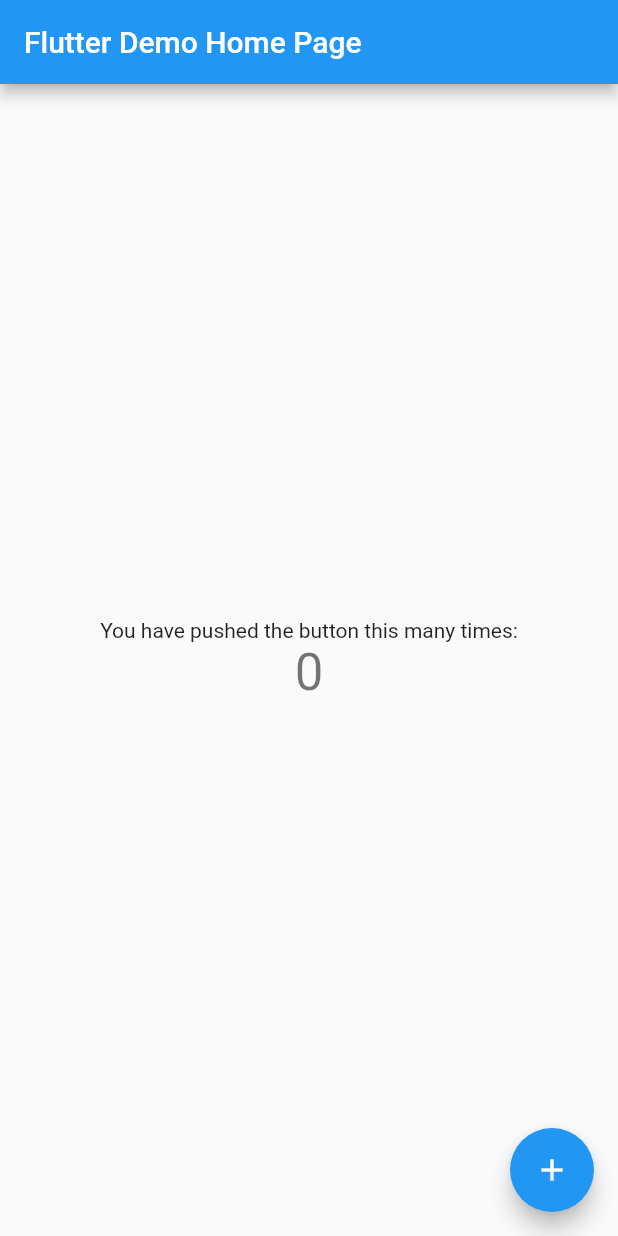
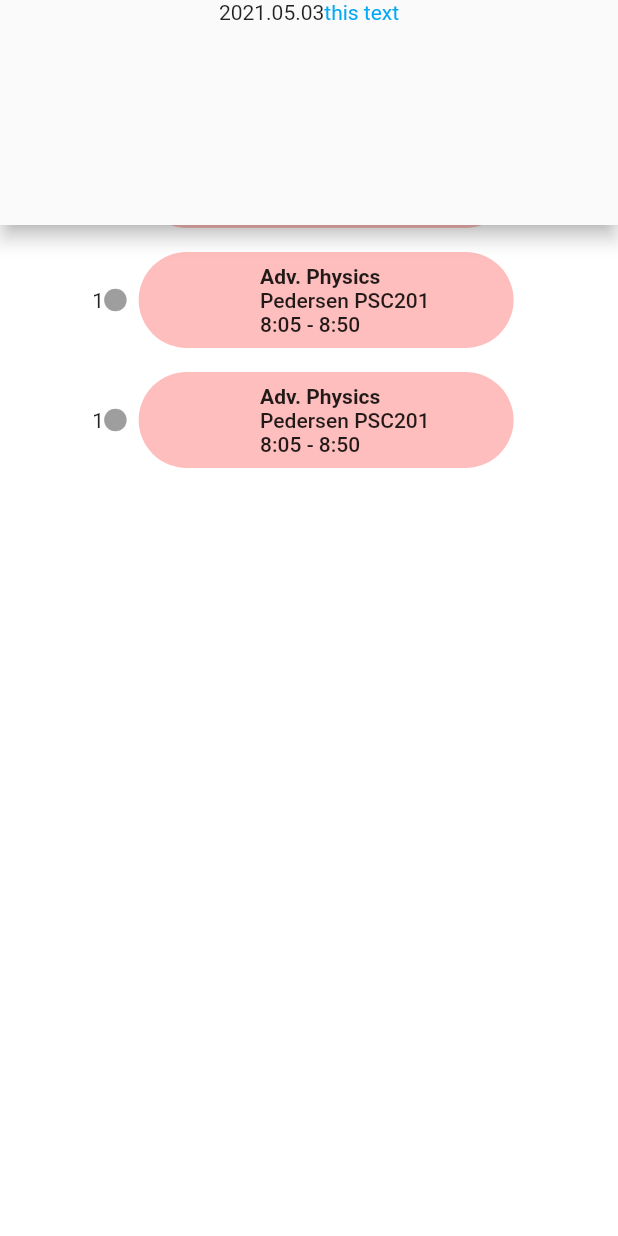
Before and after one commit to Seb-Park/My-Milton, a Flutter app: the screen it shows after launch, on a phone screen of 412 x 824 dp. Run offline on Flutter 3.47's test engine with Material 2 defaults, Android fonts, the phone set to English and light mode, and no system bars.

Commit message:
Refactor hideous schedule into screens.

```diff
--- a/my_milton/lib/main.dart
+++ b/my_milton/lib/main.dart
@@ -1,117 +1,23 @@
 import 'package:flutter/material.dart';
+import 'screens/schedule/schedule.dart';
+
+final Color darkBlue = Color.fromARGB(255, 18, 32, 47);
 
 void main() {
   runApp(MyApp());
 }
 
 class MyApp extends StatelessWidget {
-  // This widget is the root of your application.
   @override
   Widget build(BuildContext context) {
     return MaterialApp(
-      title: 'Flutter Demo',
-      theme: ThemeData(
-        // This is the theme of your application.
-        //
-        // Try running your application with "flutter run". You'll see the
-        // application has a blue toolbar. Then, without quitting the app, try
-        // changing the primarySwatch below to Colors.green and then invoke
-        // "hot reload" (press "r" in the console where you ran "flutter run",
-        // or simply save your changes to "hot reload" in a Flutter IDE).
-        // Notice that the counter didn't reset back to zero; the application
-        // is not restarted.
-        primarySwatch: Colors.blue,
-        // This makes the visual density adapt to the platform that you run
-        // the app on. For desktop platforms, the controls will be smaller and
-        // closer together (more dense) than on mobile platforms.
-        visualDensity: VisualDensity.adaptivePlatformDensity,
+      theme: ThemeData.light().copyWith(scaffoldBackgroundColor: Colors.white),
+      debugShowCheckedModeBanner: false,
+      home: Scaffold(
+        body: Center(
+          child: Schedule(),
+        ),
       ),
-      home: MyHomePage(title: 'Flutter Demo Home Page'),
     );
   }
 }
-
-class MyHomePage extends StatefulWidget {
-  MyHomePage({Key key, this.title}) : super(key: key);
-
-  // This widget is the home page of your application. It is stateful, meaning
-  // that it has a State object (defined below) that contains fields that affect
-  // how it looks.
-
-  // This class is the configuration for the state. It holds the values (in this
-  // case the title) provided by the parent (in this case the App widget) and
-  // used by the build method of the State. Fields in a Widget subclass are
-  // always marked "final".
-
-  final String title;
-
-  @override
-  _MyHomePageState createState() => _MyHomePageState();
-}
-
-class _MyHomePageState extends State<MyHomePage> {
-  int _counter = 0;
-
-  void _incrementCounter() {
-    setState(() {
-      // This call to setState tells the Flutter framework that something has
-      // changed in this State, which causes it to rerun the build method below
-      // so that the display can reflect the updated values. If we changed
-      // _counter without calling setState(), then the build method would not be
-      // called again, and so nothing would appear to happen.
-      _counter++;
-    });
-  }
-
-  @override
-  Widget build(BuildContext context) {
-    // This method is rerun every time setState is called, for instance as done
-    // by the _incrementCounter method above.
-    //
-    // The Flutter framework has been optimized to make rerunning build methods
-    // fast, so that you can just rebuild anything that needs updating rather
-    // than having to individually change instances of widgets.
-    return Scaffold(
-      appBar: AppBar(
-        // Here we take the value from the MyHomePage object that was created by
-        // the App.build method, and use it to set our appbar title.
-        title: Text(widget.title),
-      ),
-      body: Center(
-        // Center is a layout widget. It takes a single child and positions it
-        // in the middle of the parent.
-        child: Column(
-          // Column is also a layout widget. It takes a list of children and
-          // arranges them vertically. By default, it sizes itself to fit its
-          // children horizontally, and tries to be as tall as its parent.
-          //
-          // Invoke "debug painting" (press "p" in the console, choose the
-          // "Toggle Debug Paint" action from the Flutter Inspector in Android
-          // Studio, or the "Toggle Debug Paint" command in Visual Studio Code)
-          // to see the wireframe for each widget.
-          //
-          // Column has various properties to control how it sizes itself and
-          // how it positions its children. Here we use mainAxisAlignment to
-          // center the children vertically; the main axis here is the vertical
-          // axis because Columns are vertical (the cross axis would be
-          // horizontal).
-          mainAxisAlignment: MainAxisAlignment.center,
-          children: <Widget>[
-            Text(
-              'You have pushed the button this many times:',
-            ),
-            Text(
-              '$_counter',
-              style: Theme.of(context).textTheme.headline4,
-            ),
-          ],
-        ),
-      ),
-      floatingActionButton: FloatingActionButton(
-        onPressed: _incrementCounter,
-        tooltip: 'Increment',
-        child: Icon(Icons.add),
-      ), // This trailing comma makes auto-formatting nicer for build methods.
-    );
-  }
-}
--- /dev/null
+++ b/my_milton/lib/screens/schedule/components/schedule_item.dart
@@ -0,0 +1,50 @@
+import 'package:flutter/material.dart';
+
+class ScheduleItem extends StatelessWidget {
+  Widget build(BuildContext context) {
+    return Container(
+      width: double.infinity,
+      child: Padding(
+        padding: EdgeInsets.all(0),
+        child:
+            Row(mainAxisAlignment: MainAxisAlignment.center, children: <Widget>[
+          Row(
+            children: [
+              Text("1"),
+              Container(
+                height: 15,
+                width: 15,
+                child: Material(color: Colors.grey, shape: CircleBorder()),
+              ),
+            ],
+          ),
+          Padding(
+            padding: const EdgeInsets.all(8.0),
+            child: Container(
+              width: 250,
+              child: MaterialButton(
+                color: Color.fromRGBO(255, 190, 190, 1),
+                shape: RoundedRectangleBorder(
+                    borderRadius: BorderRadius.all(Radius.circular(50.0))),
+                onPressed: () {},
+                elevation: 0.0,
+                child: Padding(
+                  padding:
+                      const EdgeInsets.only(top: 8.0, bottom: 8.0, left: 25),
+                  child: Column(
+                      crossAxisAlignment: CrossAxisAlignment.start,
+                      children: <Widget>[
+                        Text("Adv. Physics",
+                            style: TextStyle(fontWeight: FontWeight.bold)),
+                        Text("Pedersen PSC201"),
+                        Text("8:05 - 8:50")
+                      ]),
+                ),
+              ),
+            ),
+          ),
+        ]),
+      ),
+    );
+  }
+}
--- /dev/null
+++ b/my_milton/lib/screens/schedule/schedule.dart
@@ -0,0 +1,50 @@
+import 'package:flutter/material.dart';
+import 'components/schedule_item.dart';
+
+class Schedule extends StatefulWidget {
+  Schedule({Key key}) : super(key: key);
+
+  @override
+  _ScheduleState createState() => _ScheduleState();
+}
+
+class _ScheduleState extends State<Schedule> {
+  @override
+  Widget build(BuildContext context) {
+    return Stack(
+      children: <Widget>[
+        ListView(
+          children: <Widget>[
+            ScheduleItem(),
+            ScheduleItem(),
+            ScheduleItem(),
+            ScheduleItem(),
+          ],
+        ),
+        Container(
+          width: double.infinity,
+          height: 150,
+          child: Material(
+            child: Column(
+              children: <Widget>[
+                RichText(
+                    text: TextSpan(
+                  style: DefaultTextStyle.of(context).style,
+                  children: <TextSpan>[
+                    TextSpan(
+                      text: '2021.05.03',
+                    ),
+                    TextSpan(
+                        text: 'this text',
+                        style: TextStyle(color: Colors.lightBlue)),
+                  ],
+                ))
+              ],
+            ),
+            elevation: 5.0,
+          ),
+        )
+      ],
+    );
+  }
+}
--- /dev/null
+++ b/my_milton/lib/values/constants.dart
@@ -0,0 +1 @@
+import 'package:flutter/material.dart';
```
